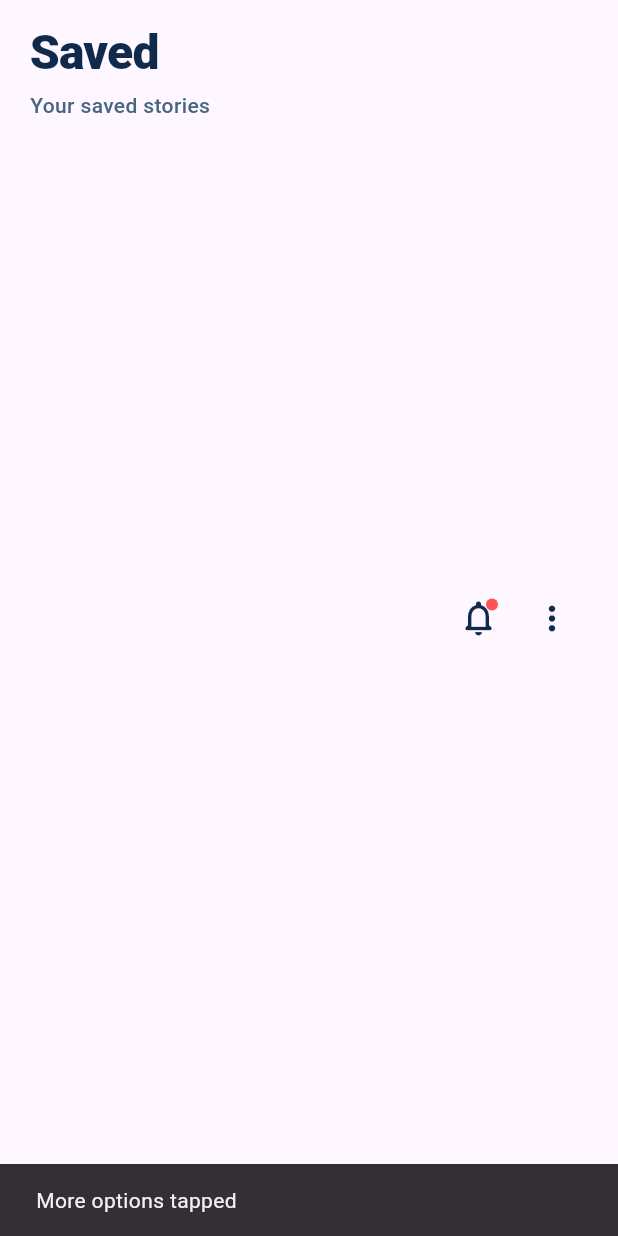
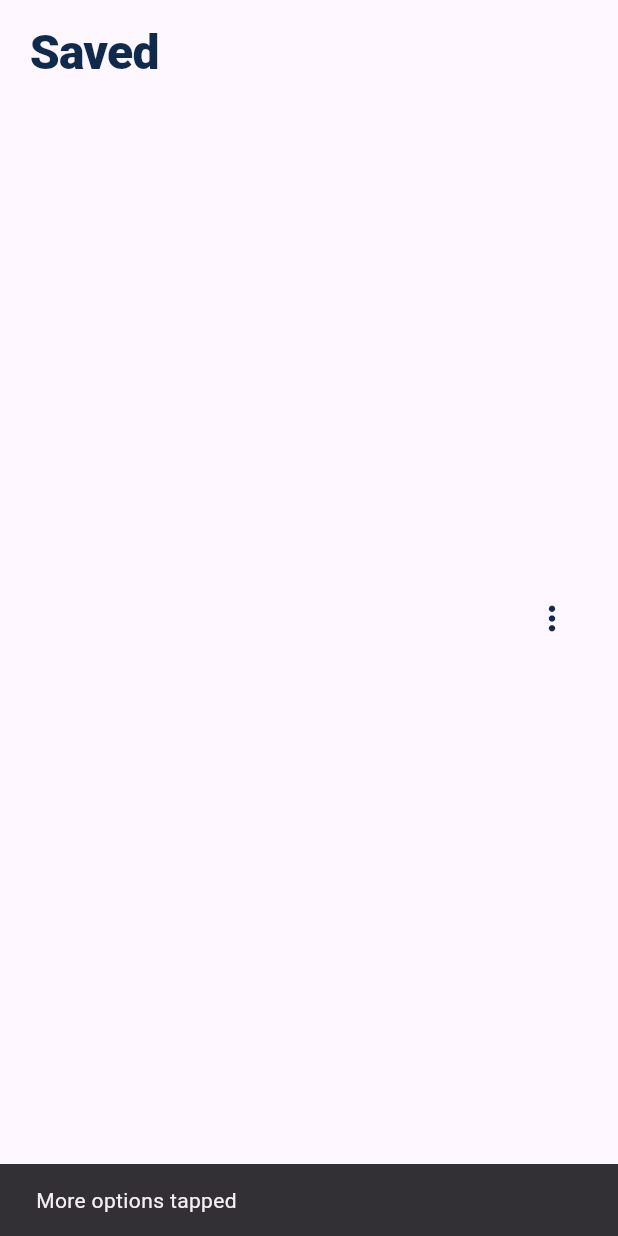
Before and after one commit to joyaldev363/Story-Reading-App, a Flutter app: the SavedHeader widget shown alone on an empty page, opened directly, after a tap on the "more vert" icon, on a phone screen of 412 x 824 dp. Run offline on Flutter 3.47's test engine with Material 3 defaults, Android fonts, the phone set to English and light mode, and no system bars.

Commit message:
feat: implement saved stories page and header widget

```diff
--- a/lib/features/saved/presentation/widgets/saved_header.dart
+++ b/lib/features/saved/presentation/widgets/saved_header.dart
@@ -5,11 +5,7 @@ class SavedHeader extends StatelessWidget {
   final VoidCallback? onNotificationTap;
   final VoidCallback? onMoreTap;
 
-  const SavedHeader({
-    super.key,
-    this.onNotificationTap,
-    this.onMoreTap,
-  });
+  const SavedHeader({super.key, this.onNotificationTap, this.onMoreTap});
 
   @override
   Widget build(BuildContext context) {
@@ -32,55 +28,12 @@ class SavedHeader extends StatelessWidget {
                   letterSpacing: -0.5,
                 ),
               ),
-              SizedBox(height: 2),
-              Text(
-                'Your saved stories',
-                style: TextStyle(
-                  fontSize: 14,
-                  fontWeight: FontWeight.w500,
-                  color: AppColors.subtitleSlate,
-                ),
-              ),
             ],
           ),
 
           // Right: Bell notification with badge & More Vert
           Row(
             children: [
-              GestureDetector(
-                onTap: onNotificationTap,
-                child: Container(
-                  width: 42,
-                  height: 42,
-                  decoration: BoxDecoration(
-                    color: Colors.transparent,
-                    shape: BoxShape.circle,
-                  ),
-                  child: Stack(
-                    alignment: Alignment.center,
-                    children: [
-                      const Icon(
-                        Icons.notifications_none_rounded,
-                        color: AppColors.navyBlue,
-                        size: 28,
-                      ),
-                      Positioned(
-                        top: 8,
-                        right: 8,
-                        child: Container(
-                          width: 8,
-                          height: 8,
-                          decoration: const BoxDecoration(
-                            color: Color(0xFFFF5252),
-                            shape: BoxShape.circle,
-                          ),
-                        ),
-                      ),
-                    ],
-                  ),
-                ),
-              ),
-              const SizedBox(width: 4),
               IconButton(
                 icon: const Icon(
                   Icons.more_vert_rounded,
```
Also changed, not shown: lib/features/saved/presentation/pages/saved_page.dart (+11 -25 lines), lib/features/saved/presentation/screens/saved_screen.dart (deleted, +0 -36 lines).
